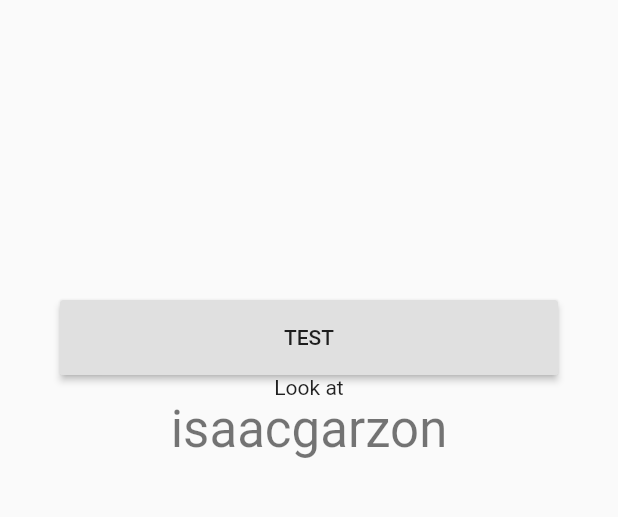
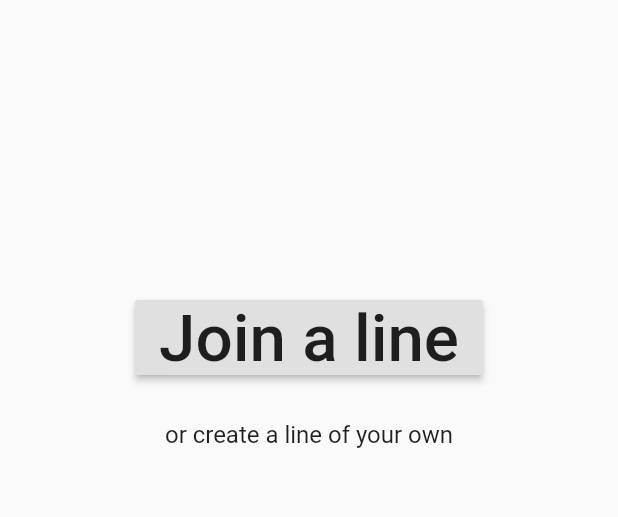
Before and after one commit to harryhannum/noline, a Flutter app: the MainMenu screen opened directly, on a phone screen of 412 x 824 dp, the part 258-775 px from its top. Run offline on Flutter 3.47's test engine with Material 2 defaults, Android fonts, the phone set to English and light mode, and no system bars; missing offline and left inert: progress_button.

Commit message:
Navigating between existing pages

```diff
--- a/lib/main.dart
+++ b/lib/main.dart
@@ -15,6 +15,6 @@ class MyApp extends StatelessWidget {
           primarySwatch: Colors.blue,
           visualDensity: VisualDensity.adaptivePlatformDensity,
         ),
-        home: ManagerLogin());
+        home: MainMenu());
   }
 }
--- a/lib/screens/main_menu.dart
+++ b/lib/screens/main_menu.dart
@@ -1,4 +1,5 @@
 import 'package:flutter/material.dart';
+import 'package:noLine/screens/manager_login.dart';
 
 class MainMenu extends StatefulWidget {
   @override
@@ -6,6 +7,10 @@ class MainMenu extends StatefulWidget {
 }
 
 class _MainMenuState extends State<MainMenu> {
+  double buttonWidth = 200;
+  double buttonHeight = 50;
+  double buttonsDistance = 30;
+
   @override
   Widget build(BuildContext context) {
     return Scaffold(
@@ -28,18 +33,29 @@ class _MainMenuState extends State<MainMenu> {
               ),
               SizedBox(height: 200),
               RaisedButton(
-                  onPressed: () {},
+                  onPressed: () {
+                    // Move to "enter line code page"
+                    setState(() {
+                      this.buttonWidth *= 1.02;
+                      this.buttonHeight *= 1.02;
+                    });
+                  },
                   child: Container(
-                    width: 300,
-                    height: 50,
-                    child: Center(child: Text('TEST')),
+                    width: buttonWidth,
+                    height: buttonHeight,
+                    child: FittedBox(child: Text('Join a line')),
                   )),
-              Text(
-                'Look at',
-              ),
-              Text(
-                'isaacgarzon',
-                style: Theme.of(context).textTheme.headline4,
+              SizedBox(height: buttonsDistance),
+              InkWell(
+                onTap: () {
+                  // Move to line management page
+                  Navigator.push(context,
+                      MaterialPageRoute(builder: (context) => ManagerLogin()));
+                },
+                child: Text(
+                  'or create a line of your own',
+                  style: TextStyle(fontSize: 16),
+                ),
               ),
             ],
           ),
```
